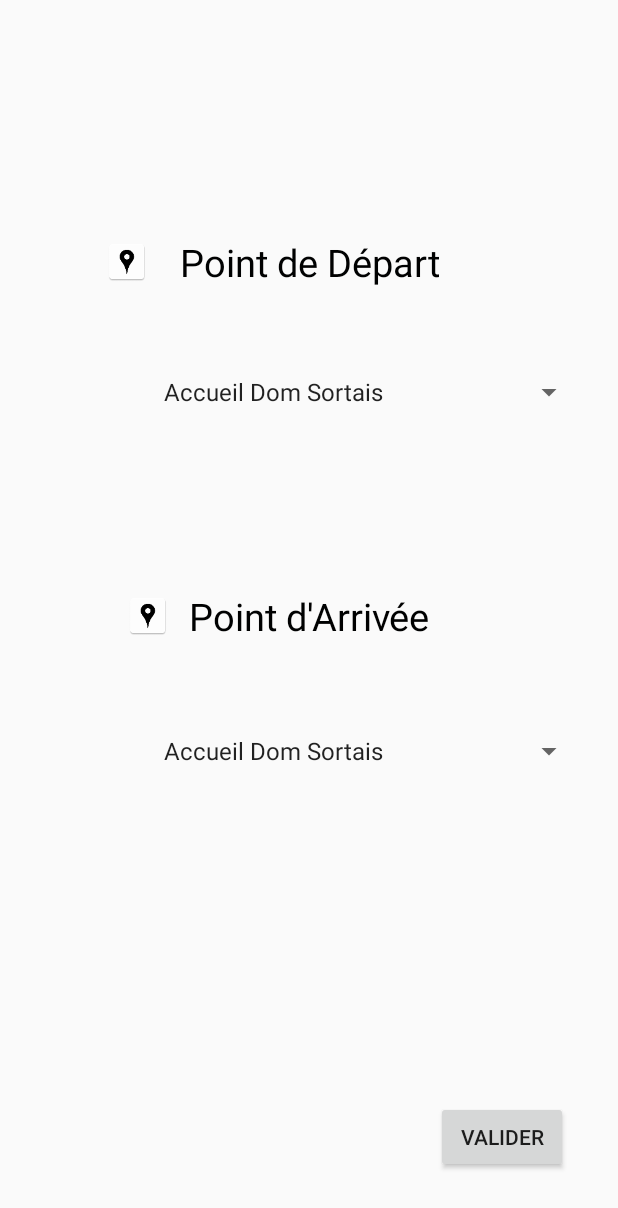
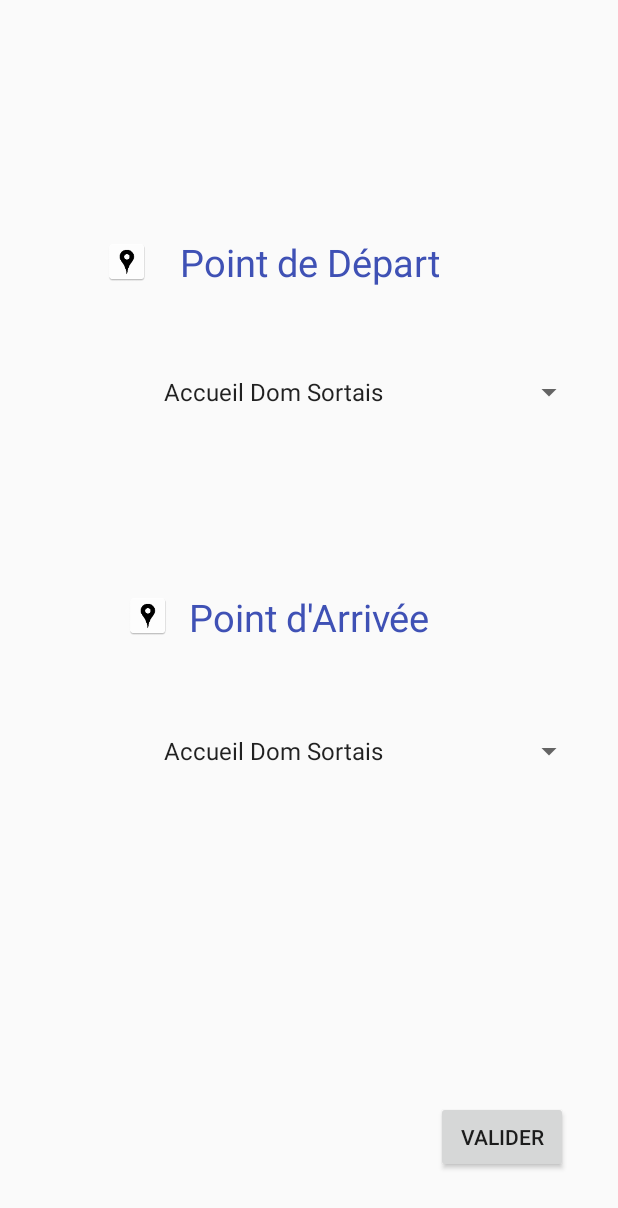
Before and after one commit to catherinegivel/DSmap, an Android app: the layout activity_choice.xml on its own in the app's theme, with its tools: preview values and no code run, on a phone screen of 412 x 824 dp. Shown: the top 1208 px of the screen. Run offline under Robolectric (Android 15) with nearby library versions, the phone set to English and light mode, and no system bars.

Commit message:
retouches erreurs mineures

```diff
--- a/app/src/main/java/fr/givel/catherine/dsmap/ChoiceActivity.java
+++ b/app/src/main/java/fr/givel/catherine/dsmap/ChoiceActivity.java
@@ -1,7 +1,9 @@
 package fr.givel.catherine.dsmap;
 
+import android.content.Intent;
 import android.support.v7.app.AppCompatActivity;
 import android.os.Bundle;
+import android.view.View;
 import android.widget.Spinner;
 
 public class ChoiceActivity extends AppCompatActivity {
@@ -9,7 +11,7 @@ public class ChoiceActivity extends AppCompatActivity {
     @Override
     protected void onCreate(Bundle savedInstanceState) {
         super.onCreate(savedInstanceState);
-        setContentView(R.layout.activity_main);
+        setContentView(R.layout.activity_choice);
 
         Spinner spinner1 = (Spinner) findViewById(R.id.spinner1);
         String Départ = spinner1.getSelectedItem().toString();
@@ -19,7 +21,7 @@ public class ChoiceActivity extends AppCompatActivity {
     }
 
     public void GoToMapActivity (View view) {
-        Intent i = new Intent(activity_main.this, MapActivity.class);
+        Intent i = new Intent(ChoiceActivity.this, MapActivity.class);
         startActivity(i);
 
     }
--- a/app/src/main/java/fr/givel/catherine/dsmap/MapActivity.java
+++ b/app/src/main/java/fr/givel/catherine/dsmap/MapActivity.java
@@ -42,7 +42,7 @@ public class MapActivity extends AppCompatActivity {
     protected void onCreate(Bundle savedInstanceState) {
         super.onCreate(savedInstanceState);
         Mapbox.getInstance(this, "pk.eyJ1IjoiY2F0aGd2bCIsImEiOiJjajI2Mm1iNnMwMDNrMnFvNmNtZzdlN28wIn0.eT6QBOmb44ig8jFNijKQ5w");
-        setContentView(R.layout.activity_main);
+        setContentView(R.layout.activity_map);
 
         // Créer la liste des lieux (avec noms et coordonnées)
         List<Coordonnees> list = new ArrayList<>();
--- a/app/src/main/res/layout/activity_choice.xml
+++ b/app/src/main/res/layout/activity_choice.xml
@@ -36,7 +36,7 @@
         android:layout_height="wrap_content"
         android:text="Point de Départ"
         android:textAlignment="center"
-        android:textColor="@color/Dark"
+        android:textColor="@color/colorPrimary"
         android:textSize="25dp"
         app:layout_constraintBottom_toBottomOf="parent"
         app:layout_constraintLeft_toLeftOf="parent"
@@ -50,7 +50,7 @@
         android:layout_height="wrap_content"
         android:entries="@array/lieux"
         android:textAlignment="center"
-        android:textColor="@color/Dark"
+        android:textColor="@color/colorPrimary"
         android:textSize="25dp"
         app:layout_constraintBottom_toBottomOf="parent"
         app:layout_constraintLeft_toLeftOf="parent"
@@ -64,22 +64,21 @@
         android:layout_height="wrap_content"
         android:text="Point d'Arrivée"
         android:textAlignment="center"
-        android:textColor="@color/Dark"
+        android:textColor="@color/colorPrimary"
         android:textSize="25dp"
         app:layout_constraintBottom_toBottomOf="parent"
         app:layout_constraintLeft_toLeftOf="parent"
         app:layout_constraintRight_toRightOf="parent"
         app:layout_constraintTop_toTopOf="parent"
-        app:layout_constraintVertical_bias="0.498" />
+        app:layout_constraintVertical_bias="0.499" />
 
     <Spinner
         android:id="@+id/spinner2"
         android:layout_width="368dp"
         android:layout_height="wrap_content"
         android:entries="@array/lieux"
-        android:prompt="@string/place_prompt"
         android:textAlignment="center"
-        android:textColor="@color/Dark"
+        android:textColor="@color/colorPrimary"
         android:textSize="25dp"
         app:layout_constraintBottom_toBottomOf="parent"
         app:layout_constraintLeft_toLeftOf="parent"
```
